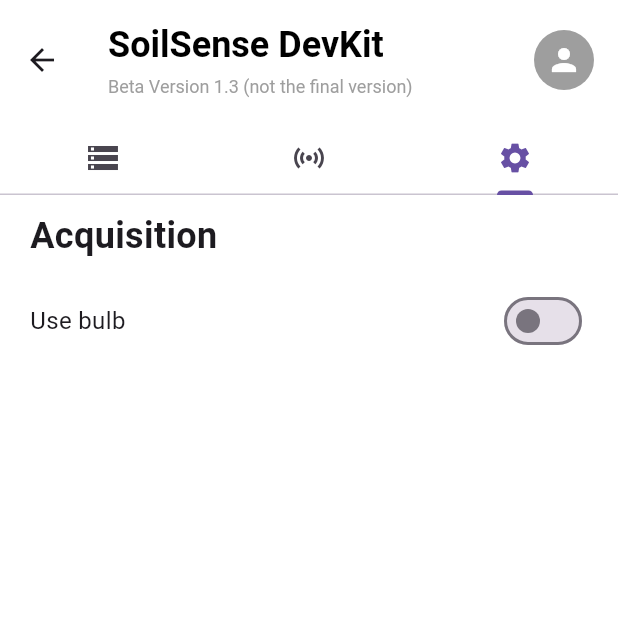
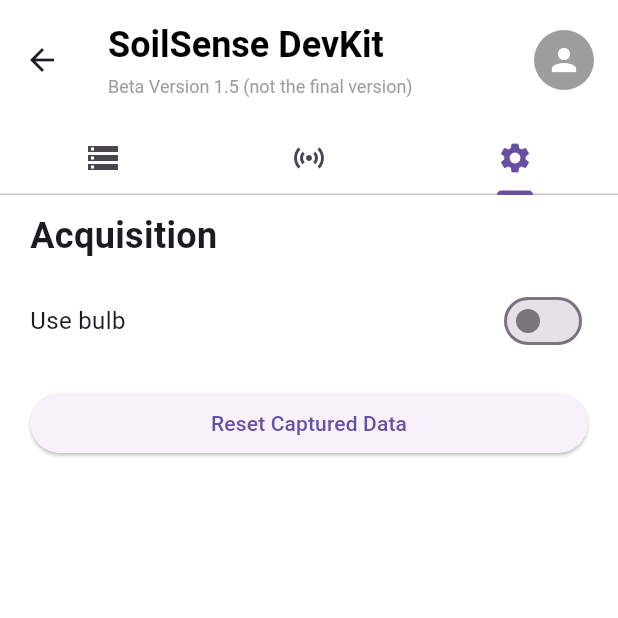
Before and after one commit to han-tara/soilsense_devkit, a Flutter app: the HomeScreen screen opened directly, tab 3 chosen, on a phone screen of 412 x 824 dp, the top half of it. Run offline on Flutter 3.47's test engine with Material 3 defaults, Android fonts, the phone set to English and light mode, and no system bars; our stand-ins replace fl_chart, permission_handler; missing offline and left inert: flutter_reactive_ble.

Commit message:
V1.5 Release - Tabs, Fix graph bugs, reset data

```diff
--- /dev/null
+++ b/lib/models/capture_data_model.dart
@@ -0,0 +1,13 @@
+import 'package:flutter/material.dart';
+
+class CaptureData {
+  final List<double> data;
+  final String label;
+  final Color color;
+
+  CaptureData({
+    required this.data,
+    required this.label,
+    required this.color,
+  });
+}
--- a/lib/screens/home_screen.dart
+++ b/lib/screens/home_screen.dart
@@ -1,10 +1,10 @@
 import 'package:flutter/material.dart';
 import 'package:provider/provider.dart';
+import '../models/capture_data_model.dart';
+import '../widgets/models_tab.dart';
 import '../widgets/acquisition_tab.dart';
-import '../widgets/models_tab.dart';
 import '../widgets/settings_tab.dart';
 
-// Define BulbSettings as a ChangeNotifier to manage shared state
 class BulbSettings extends ChangeNotifier {
   String _bulbState;
 
@@ -20,13 +20,33 @@
   }
 }
 
+class CaptureDataNotifier extends ChangeNotifier {
+  List<CaptureData> _captures = [];
+
+  List<CaptureData> get captures => _captures;
+
+  void addCapture(CaptureData capture) {
+    _captures.add(capture);
+    notifyListeners();
+  }
+
+  void resetCaptures() {
+    _captures.clear();
+    notifyListeners();
+  }
+}
+
 class HomeScreen extends StatelessWidget {
   const HomeScreen({super.key});
 
   @override
   Widget build(BuildContext context) {
-    return ChangeNotifierProvider<BulbSettings>(
-      create: (_) => BulbSettings(),
+    return MultiProvider(
+      providers: [
+        ChangeNotifierProvider<BulbSettings>(create: (_) => BulbSettings()),
+        ChangeNotifierProvider<CaptureDataNotifier>(
+            create: (_) => CaptureDataNotifier()),
+      ],
       child: DefaultTabController(
         length: 3,
         initialIndex: 1, // Default to 'acquisition' tab
@@ -78,7 +98,7 @@
               ),
               SizedBox(height: 5),
               Text(
-                'Beta Version 1.3 (not the final version)',
+                'Beta Version 1.5 (not the final version)',
                 style: TextStyle(color: Colors.grey, fontSize: 12),
               ),
             ],
--- a/lib/widgets/settings_tab.dart
+++ b/lib/widgets/settings_tab.dart
@@ -1,6 +1,6 @@
 import 'package:flutter/material.dart';
 import 'package:provider/provider.dart';
-import '../screens/home_screen.dart'; // Import BulbSettings
+import '../screens/home_screen.dart'; // Import BulbSettings and CaptureDataNotifier
 
 class SettingsTab extends StatelessWidget {
   const SettingsTab({super.key});
@@ -10,9 +10,12 @@
     return Center(
       child: Consumer<BulbSettings>(
         builder: (context, bulbSettings, child) {
+          return Consumer<CaptureDataNotifier>(
+            builder: (context, captureDataNotifier, child) {
               return Padding(
                 padding: const EdgeInsets.symmetric(
-                horizontal: 20.0, vertical: 10.0), // Horizontal 20, Vertical 10
+                    horizontal: 20.0,
+                    vertical: 10.0), // Horizontal 20, Vertical 10
                 child: Column(
                   crossAxisAlignment: CrossAxisAlignment.start,
                   children: [
@@ -39,8 +42,25 @@
                         ),
                       ],
                     ),
+                    SizedBox(height: 20),
+                    SizedBox(
+                      width: double
+                          .infinity, // Makes the button take the full width
+                      child: ElevatedButton(
+                        onPressed: () {
+                          captureDataNotifier.resetCaptures();
+                          ScaffoldMessenger.of(context).showSnackBar(
+                            const SnackBar(
+                                content: Text('Captured data reset')),
+                          );
+                        },
+                        child: const Text('Reset Captured Data'),
+                      ),
+                    )
                   ],
                 ),
+              );
+            },
           );
         },
       ),
```
Also changed, not shown: lib/widgets/acquisition_tab.dart (+20 -26 lines). Lines whose indentation alone changed are shown as unchanged.
